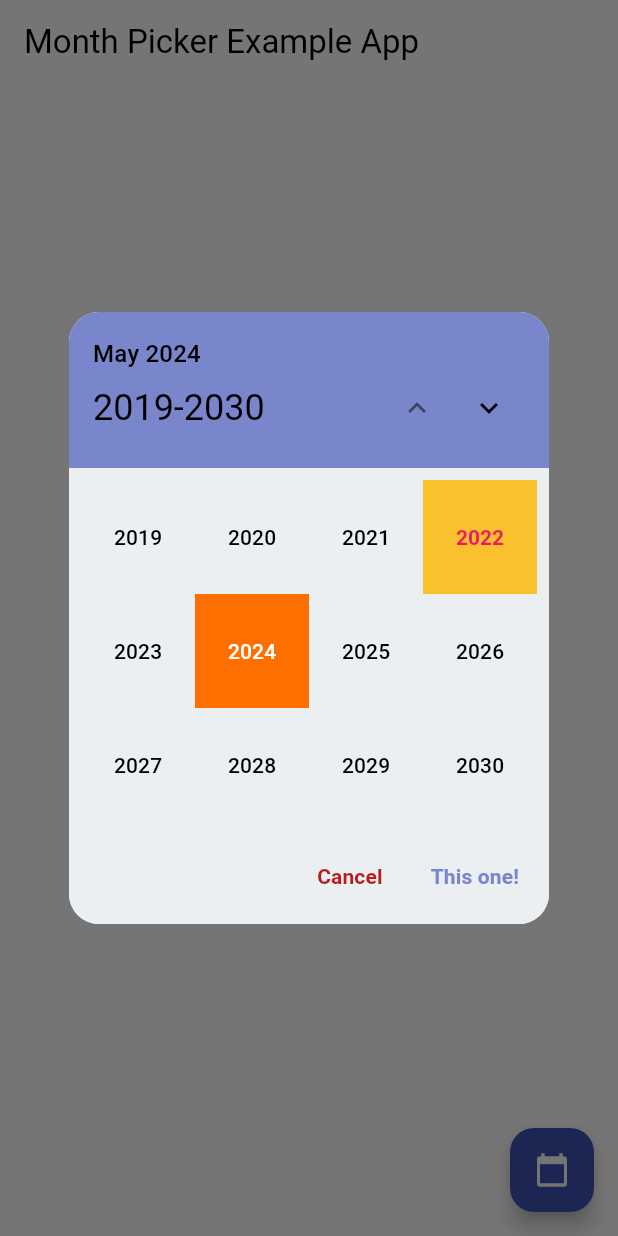
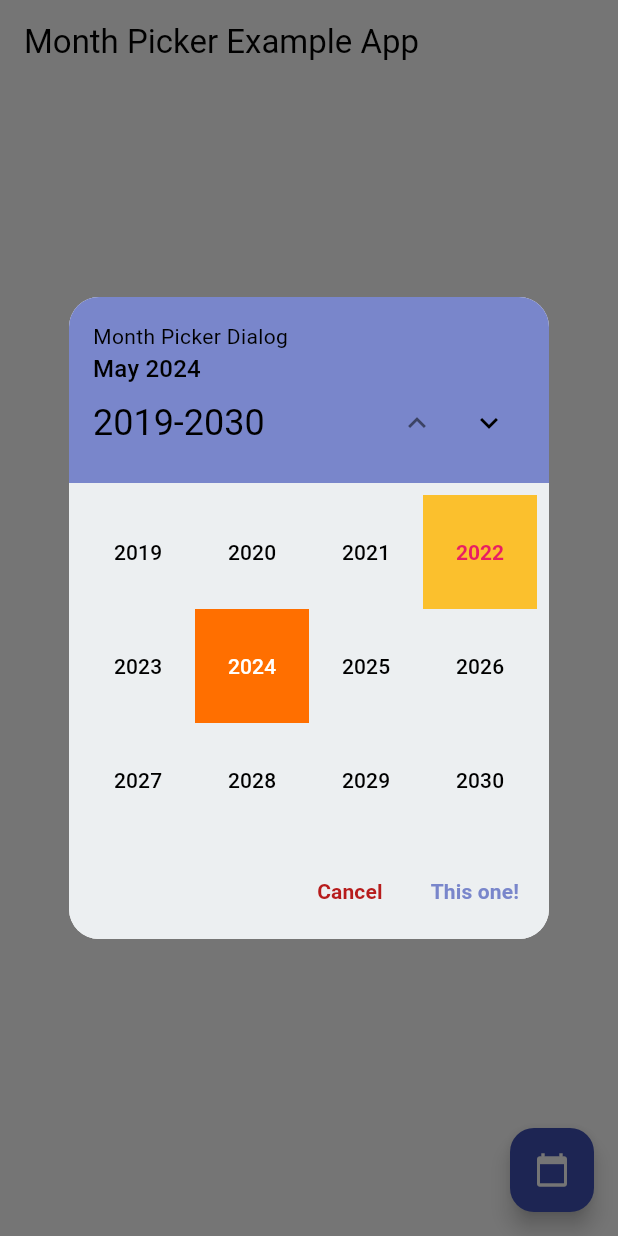
Before and after one commit to Macacoazul01/month_picker_dialog, a Flutter app: the screen it shows after launch, after a tap on the "calendar today" icon, on a phone screen of 412 x 824 dp. Run offline on Flutter 3.47's test engine with Material 3 defaults, Android fonts, the light colour scheme and no system bars.

Commit message:
New Parameter HeaderTitle

```diff
--- a/example/lib/main.dart
+++ b/example/lib/main.dart
@@ -131,6 +131,7 @@ class _MyAppState extends State<MyApp> {
                 yearFirst: true,
                 backgroundColor: Colors.blueGrey[50],
                 outlinedBorder: RoundedRectangleBorder(),
+                headerTitle: Text('Month Picker Dialog'),
                 // customDivider: Divider(
                 //   color: Colors.black,
                 //   endIndent: 25,
--- a/lib/src/helpers/controller.dart
+++ b/lib/src/helpers/controller.dart
@@ -39,6 +39,7 @@ class MonthpickerController {
     required this.blockScrolling,
     required this.dialogBorderSide,
     required this.outlinedBorder,
+    required this.headerTitle,
   });
 
   //User defined variables
@@ -68,6 +69,7 @@ class MonthpickerController {
   final int animationMilliseconds;
   final BorderSide dialogBorderSide;
   final OutlinedBorder outlinedBorder;
+  final Widget? headerTitle;
 
   //local variables
   final GlobalKey<YearSelectorState> yearSelectorState = GlobalKey();
--- a/lib/src/month_picker_dialog.dart
+++ b/lib/src/month_picker_dialog.dart
@@ -84,6 +84,7 @@ class MonthPickerDialogState extends State<MonthPickerDialog> {
       onSelectYear: _onSelectYear,
       portrait: portrait,
       controller: widget.controller,
+      headerTitle: widget.controller.headerTitle,
     );
 
     return Theme(
--- a/lib/src/month_picker_widgets/header/header.dart
+++ b/lib/src/month_picker_widgets/header/header.dart
@@ -12,12 +12,14 @@ class PickerHeader extends StatelessWidget {
     required this.onSelectYear,
     required this.portrait,
     required this.controller,
+    required this.headerTitle,
   });
   final ThemeData theme;
   final String localeString;
   final bool isMonthSelector, portrait;
   final VoidCallback onSelectYear;
   final MonthpickerController controller;
+  final Widget? headerTitle;
 
   @override
   Widget build(BuildContext context) {
@@ -52,6 +54,7 @@ class PickerHeader extends StatelessWidget {
                 mainAxisAlignment: MainAxisAlignment.center,
                 crossAxisAlignment: CrossAxisAlignment.start,
                 children: <Widget>[
+                  if (headerTitle != null) headerTitle!,
                   HeaderSelectedDate(
                     theme: theme,
                     localeString: localeString,
--- a/lib/src/show_month_picker.dart
+++ b/lib/src/show_month_picker.dart
@@ -99,7 +99,9 @@ Future<DateTime?> showMonthPicker(
     Widget? customDivider,
     bool blockScrolling = true,
     BorderSide dialogBorderSide = BorderSide.none,
-    OutlinedBorder outlinedBorder = const CircleBorder()}) async {
+    OutlinedBorder outlinedBorder = const CircleBorder(),
+    Widget? headerTitle = null,
+    }) async {
   assert(forceSelectedDate == dismissible || !forceSelectedDate,
       'forceSelectedDate can only be used with dismissible = true');
   final ThemeData theme = Theme.of(context);
@@ -138,6 +140,7 @@ Future<DateTime?> showMonthPicker(
     blockScrolling: blockScrolling,
     dialogBorderSide: dialogBorderSide,
     outlinedBorder: outlinedBorder,
+    headerTitle: headerTitle,
   );
   final DateTime? dialogDate = await showDialog<DateTime>(
     context: context,
```
Also changed, not shown: 1 other file.
